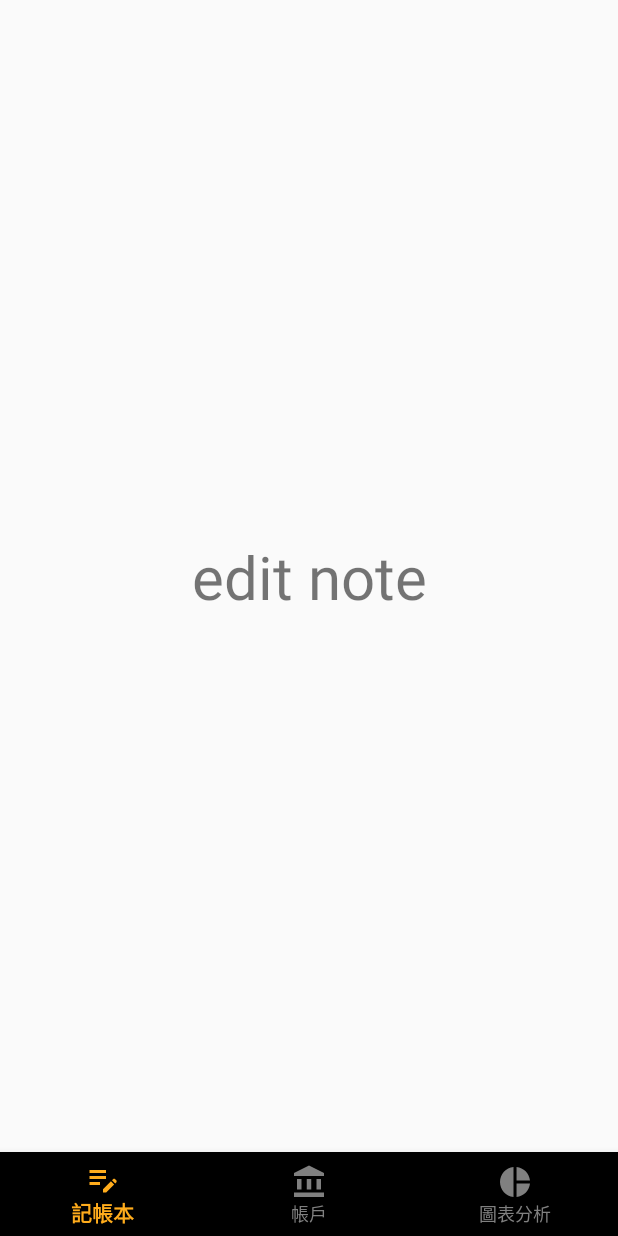
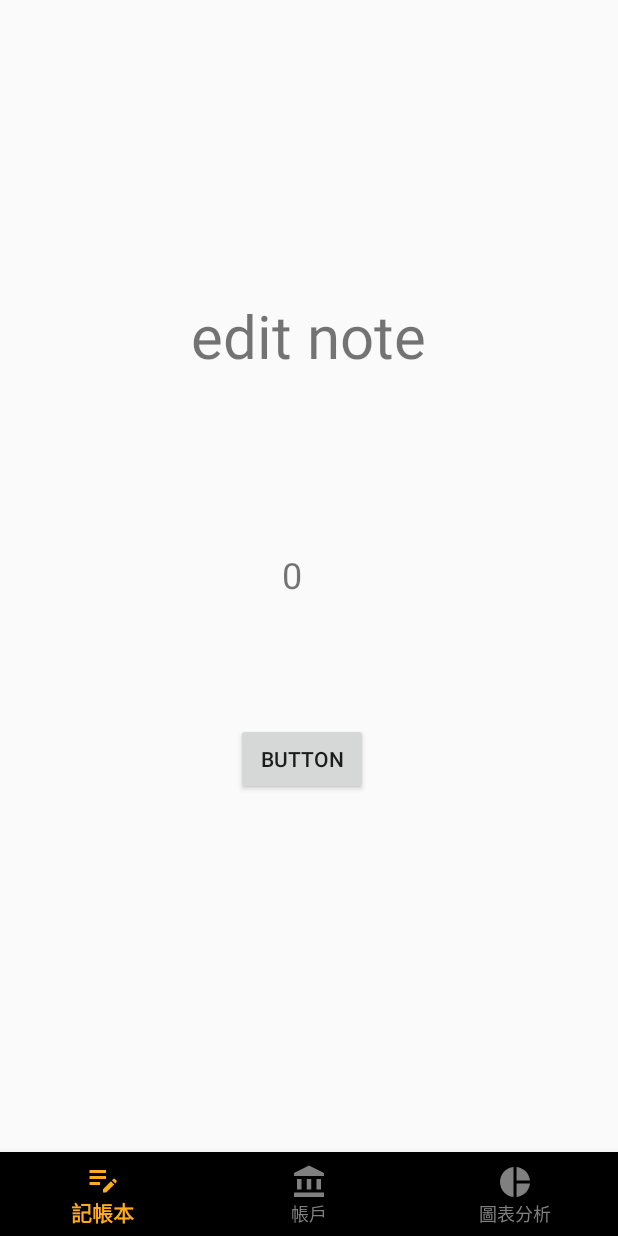
Before and after one commit to chin5270/CBMoney, an Android app: the screen it shows after launch (MainActivity), on a phone screen of 412 x 824 dp. Run offline under Robolectric (Android 15) with nearby library versions, the phone set to English and light mode, and no system bars.

Commit message:
MyViewModel viewBinding test

```diff
--- a/app/src/main/java/com/example/cbmoney/MainActivity.java
+++ b/app/src/main/java/com/example/cbmoney/MainActivity.java
@@ -15,7 +15,7 @@ public class MainActivity extends AppCompatActivity {
     @Override
     protected void onCreate(Bundle savedInstanceState) {
         super.onCreate(savedInstanceState);
-//        setContentView(R.layout.activity_main);
+
         binding = ActivityMainBinding.inflate(getLayoutInflater());
         setContentView(binding.getRoot());
         // 一開始的畫面
--- a/app/src/main/java/com/example/cbmoney/ViewModel/MyViewModel.java
+++ b/app/src/main/java/com/example/cbmoney/ViewModel/MyViewModel.java
@@ -2,16 +2,19 @@ package com.example.cbmoney.ViewModel;
 import androidx.lifecycle.ViewModel;
 import java.util.List;
 import androidx.lifecycle.MutableLiveData;
+import android.util.Log;
 
 public class MyViewModel  extends ViewModel{
     private MutableLiveData<Integer> number;
 
-    public MutableLiveData<Integer> getNumber(){
+    public MutableLiveData<Integer> getNumber(){   // 通知數據的變化
         if(number==null){
             number=new MutableLiveData<>();
             number.setValue(0);
         }
+
        return  number;
+
     }
 
     public void add(){
--- a/app/src/main/res/layout/fragment_edit_note.xml
+++ b/app/src/main/res/layout/fragment_edit_note.xml
@@ -5,7 +5,6 @@
     android:layout_width="match_parent"
     android:layout_height="match_parent"
     tools:context=".MainActivity">
-
 
 
     <TextView
@@ -16,6 +15,34 @@
         android:textSize="40sp"
         app:layout_constraintBottom_toBottomOf="parent"
         app:layout_constraintEnd_toEndOf="parent"
+        app:layout_constraintHorizontal_bias="0.498"
         app:layout_constraintStart_toStartOf="parent"
-            app:layout_constraintTop_toTopOf="parent" />
+        app:layout_constraintTop_toTopOf="parent"
+        app:layout_constraintVertical_bias="0.275" />
+
+    <Button
+        android:id="@+id/button_add"
+        style="@style/Widget.AppCompat.Button"
+        android:layout_width="wrap_content"
+        android:layout_height="wrap_content"
+        android:text="Button"
+        app:layout_constraintBottom_toBottomOf="parent"
+        app:layout_constraintEnd_toEndOf="parent"
+        app:layout_constraintHorizontal_bias="0.486"
+        app:layout_constraintStart_toStartOf="parent"
+        app:layout_constraintTop_toTopOf="parent"
+        app:layout_constraintVertical_bias="0.669" />
+
+    <TextView
+        android:id="@+id/texview_shownum"
+        android:layout_width="wrap_content"
+        android:layout_height="wrap_content"
+        android:text="TextView"
+        android:textSize="24sp"
+        app:layout_constraintBottom_toBottomOf="parent"
+        app:layout_constraintEnd_toEndOf="parent"
+        app:layout_constraintHorizontal_bias="0.471"
+        app:layout_constraintStart_toStartOf="parent"
+        app:layout_constraintTop_toTopOf="parent"
+        app:layout_constraintVertical_bias="0.499" />
 </androidx.constraintlayout.widget.ConstraintLayout>
```
Also changed, not shown: app/src/main/java/com/example/cbmoney/AccountFragment.java (+18 -1 lines), app/src/main/res/layout/fragment_account.xml (+12 -0 lines). Lines whose indentation alone changed are shown as unchanged.
